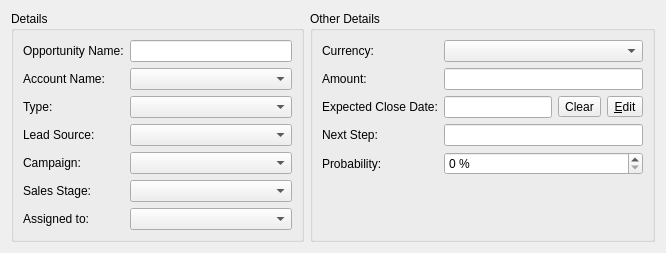
Qt form client/src/details/opportunitydetails.ui (KDAB/FatCRM) before a commit.
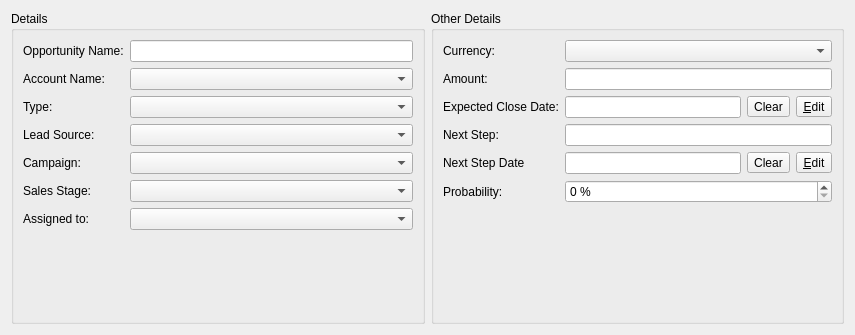
The same form after that commit. Custom widgets are drawn as their Qt base class.

Commit message: Add very useful "Next Call Date" field to opportunities

```diff
--- a/client/src/details/opportunitydetails.ui
+++ b/client/src/details/opportunitydetails.ui
@@ -6,8 +6,8 @@
    <rect>
     <x>0</x>
     <y>0</y>
-    <width>666</width>
-    <height>239</height>
+    <width>855</width>
+    <height>335</height>
    </rect>
   </property>
   <property name="windowTitle">
@@ -158,13 +158,41 @@
        <widget class="QLineEdit" name="nextStep"/>
       </item>
       <item row="4" column="0">
+       <widget class="QLabel" name="label_13">
+        <property name="text">
+         <string>Next Step Date</string>
+        </property>
+       </widget>
+      </item>
+      <item row="4" column="1">
+       <layout class="QHBoxLayout" name="horizontalLayout_3">
+        <item>
+         <widget class="QLineEdit" name="nextCallDate"/>
+        </item>
+        <item>
+         <widget class="QToolButton" name="clearNextCallDateButton">
+          <property name="text">
+           <string>Clear</string>
+          </property>
+         </widget>
+        </item>
+        <item>
+         <widget class="EditCalendarButton" name="nextCallDateCalendarButton">
+          <property name="text">
+           <string>&amp;Edit</string>
+          </property>
+         </widget>
+        </item>
+       </layout>
+      </item>
+      <item row="5" column="0">
        <widget class="QLabel" name="label_12">
         <property name="text">
          <string>Probability:</string>
         </property>
        </widget>
       </item>
-      <item row="4" column="1">
+      <item row="5" column="1">
        <widget class="QSpinBox" name="probability">
         <property name="suffix">
          <string> %</string>
```
The commit also changes 6 other files.
